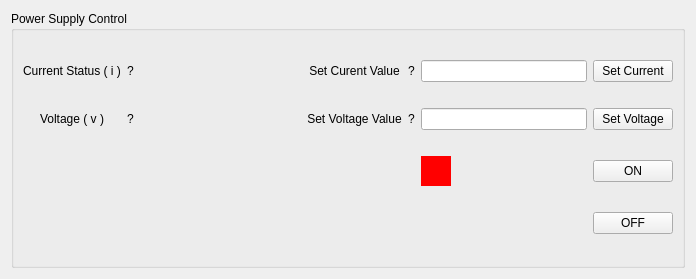
Old version of the form power_supply/power_supply.ui in the repository pisaoutertracker/integration_tools.
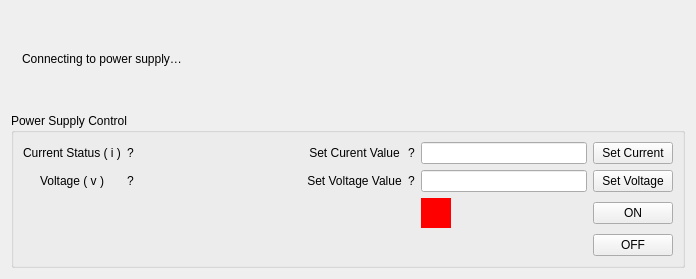
New version of the form.

Commit message: Scope soft interlock to cable I1, latch trips, non-blocking power supply

The edit to the form file:
```diff
--- a/power_supply/power_supply.ui
+++ b/power_supply/power_supply.ui
@@ -14,6 +14,25 @@
    <string>Power Supply</string>
   </property>
   <layout class="QGridLayout" name="gridLayout">
+   <item row="0" column="0">
+    <widget class="QLabel" name="powsup_connection_status_label">
+     <property name="text">
+      <string>Connecting to power supply…</string>
+     </property>
+     <property name="wordWrap">
+      <bool>true</bool>
+     </property>
+     <property name="textInteractionFlags">
+      <set>Qt::TextSelectableByMouse</set>
+     </property>
+     <property name="alignment">
+      <set>Qt::AlignLeft|Qt::AlignVCenter</set>
+     </property>
+     <property name="styleSheet">
+      <string notr="true">padding: 8px; border-radius: 6px;</string>
+     </property>
+    </widget>
+   </item>
    <item row="1" column="0">
     <widget class="QGroupBox" name="groupBox">
      <property name="title">
```
The commit also changes 5 other files.
